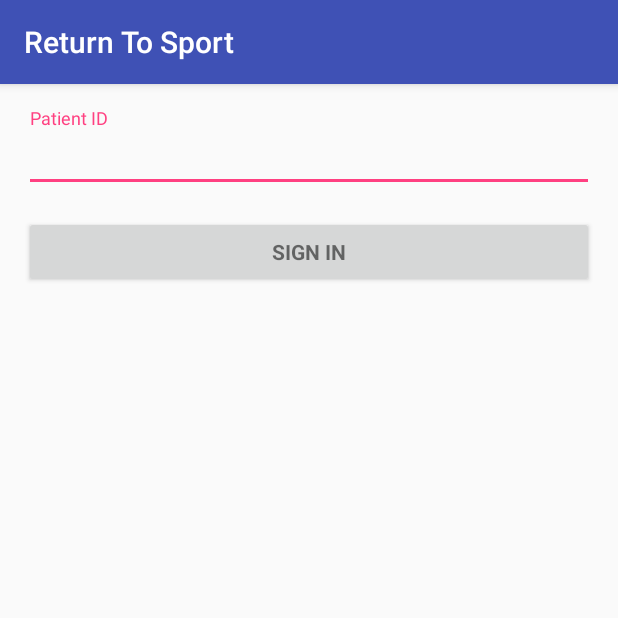
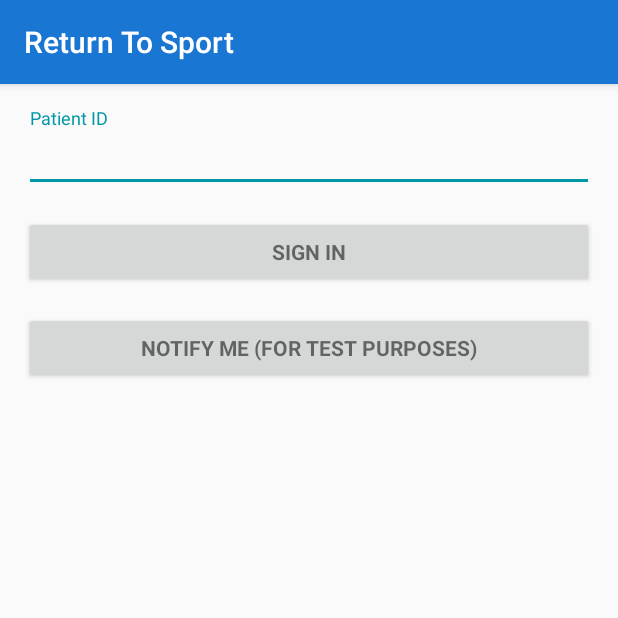
Before and after one commit to Yaoaoaoao/CISC475-675, an Android app: the screen it shows after launch (LoginActivity), on a phone screen of 412 x 824 dp, the top half of it. Run offline under Robolectric (Android 15) with nearby library versions, the phone set to English and light mode, and no system bars.

Commit message:
android notifications function

```diff
--- a/android/ReturnToSport/app/src/main/AndroidManifest.xml
+++ b/android/ReturnToSport/app/src/main/AndroidManifest.xml
@@ -7,6 +7,7 @@
     <uses-permission android:name="android.permission.READ_PROFILE" />
     <uses-permission android:name="android.permission.READ_CONTACTS" />
     <uses-permission android:name="android.permission.INTERNET" />
+    <uses-permission android:name="com.android.alarm.permission.SET_ALARM"/>﻿
 
     <application
         android:allowBackup="true"
@@ -26,7 +27,10 @@
         <activity
             android:name=".MainActivity"
             android:label="@string/title_activity_main"
-            android:theme="@style/AppTheme.NoActionBar"></activity>
+            android:theme="@style/AppTheme.NoActionBar" />
+
+        <receiver android:name=".NotificationReceiver"/>
+
     </application>
 
 
--- a/android/ReturnToSport/app/src/main/java/edu/udel/liyiluan/returntosport/MainActivity.java
+++ b/android/ReturnToSport/app/src/main/java/edu/udel/liyiluan/returntosport/MainActivity.java
@@ -14,12 +14,13 @@ import android.widget.Button;
 public class MainActivity extends AppCompatActivity {
 
 
-
     @Override
     protected void onCreate(Bundle savedInstanceState) {
         super.onCreate(savedInstanceState);
         setContentView(R.layout.activity_main);
 
+        Bundle bundle = getIntent().getExtras();
+        String patient_id = bundle.getString("id");
 
         Toolbar toolbar = (Toolbar) findViewById(R.id.toolbar);
         setSupportActionBar(toolbar);
@@ -30,7 +31,7 @@ public class MainActivity extends AppCompatActivity {
         Button refresh = (Button) findViewById(R.id.refresh);
 
         final WebView myWebView = (WebView) findViewById(R.id.webView1);
-        myWebView.loadUrl("http://10.0.2.2:8000/questionnaire/2/patient_id/10086");
+        myWebView.loadUrl("http://10.0.2.2:8000/questionnaire/2/patient_id/"+patient_id+"");
         myWebView.clearHistory();
         myWebView.getSettings().setJavaScriptEnabled(true);
         myWebView.getSettings().setJavaScriptCanOpenWindowsAutomatically(true);
--- a/android/ReturnToSport/app/src/main/res/layout/activity_login.xml
+++ b/android/ReturnToSport/app/src/main/res/layout/activity_login.xml
@@ -28,7 +28,8 @@
             android:id="@+id/email_login_form"
             android:layout_width="match_parent"
             android:layout_height="wrap_content"
-            android:orientation="vertical">
+            android:orientation="vertical"
+            android:weightSum="1">
 
             <android.support.design.widget.TextInputLayout
                 android:layout_width="match_parent"
@@ -60,6 +61,16 @@
                 android:text="@string/action_sign_in"
                 android:textStyle="bold" />
 
+            <Button
+                android:id="@+id/notification_button"
+                style="?android:textAppearanceSmall"
+                android:layout_width="match_parent"
+                android:layout_height="wrap_content"
+                android:layout_marginTop="16dp"
+                android:text="Notify Me (for test purposes)"
+                android:textStyle="bold"
+                android:layout_weight="9.06" />
+
         </LinearLayout>
     </ScrollView>
 </LinearLayout>
--- a/android/ReturnToSport/app/src/main/res/layout/activity_main.xml
+++ b/android/ReturnToSport/app/src/main/res/layout/activity_main.xml
@@ -23,7 +23,7 @@
             android:layout_width="84dp"
             android:layout_height="48dp"
             android:text="refresh"
-            android:backgroundTint="@color/colorAccent"
+            android:backgroundTint="@color/colorAccent2"
             android:layout_gravity="right"
             android:fontFamily="Open Sans"
             />
--- a/android/ReturnToSport/app/src/main/res/values/colors.xml
+++ b/android/ReturnToSport/app/src/main/res/values/colors.xml
@@ -1,6 +1,8 @@
 <?xml version="1.0" encoding="utf-8"?>
 <resources>
-    <color name="colorPrimary">#3F51B5</color>
-    <color name="colorPrimaryDark">#303F9F</color>
-    <color name="colorAccent">#FF4081</color>
+    <color name="colorPrimary">#1976D2</color>
+    <color name="colorPrimaryDark">#1565C0</color>
+    <color name="colorAccent2">#009688</color>
+    <color name="colorAccent">#0097A7</color>
+
 </resources>
```
Also changed, not shown: android/ReturnToSport/app/src/main/java/edu/udel/liyiluan/returntosport/LoginActivity.java (+25 -19 lines), android/ReturnToSport/app/src/main/java/edu/udel/liyiluan/returntosport/NotificationReceiver.java (added, +33 -0 lines), android/ReturnToSport/app/src/main/res/drawable/notification.png (added), 8 other files.
